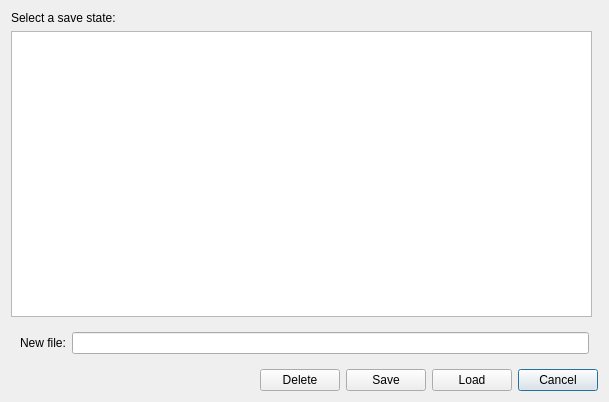
First picture: the form in res/savestatemanager.ui, repository openMSX/catapult, before the edit.
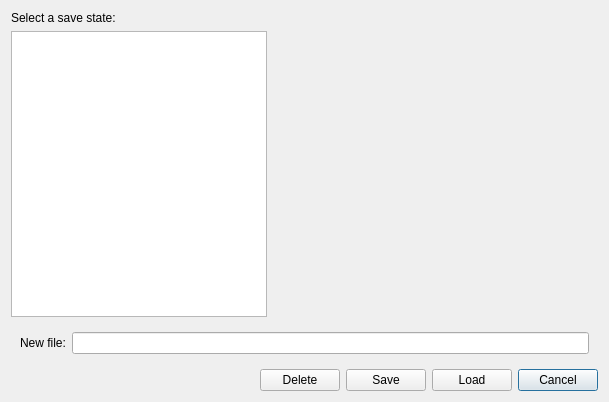
Second picture: the form after the edit.

Commit message: Tweak layout of save state manager

The edit to the form file:
```diff
--- a/res/savestatemanager.ui
+++ b/res/savestatemanager.ui
@@ -25,11 +25,17 @@
      <item>
       <widget class="QListWidget" name="saveStateListWidget" >
        <property name="sizePolicy" >
-        <sizepolicy vsizetype="Expanding" hsizetype="Expanding" >
+        <sizepolicy vsizetype="Expanding" hsizetype="Minimum" >
          <horstretch>0</horstretch>
          <verstretch>0</verstretch>
         </sizepolicy>
        </property>
+       <property name="minimumSize" >
+        <size>
+         <width>40</width>
+         <height>0</height>
+        </size>
+       </property>
        <property name="toolTip" >
         <string>Save state files</string>
        </property>
@@ -141,6 +147,19 @@
      </item>
     </layout>
    </item>
+   <item row="0" column="1" >
+    <spacer name="horizontalSpacer_2" >
+     <property name="orientation" >
+      <enum>Qt::Horizontal</enum>
+     </property>
+     <property name="sizeHint" stdset="0" >
+      <size>
+       <width>40</width>
+       <height>20</height>
+      </size>
+     </property>
+    </spacer>
+   </item>
   </layout>
  </widget>
  <resources/>
```
Left out of the diff: 7 changed lines with no effect on the pictures.
